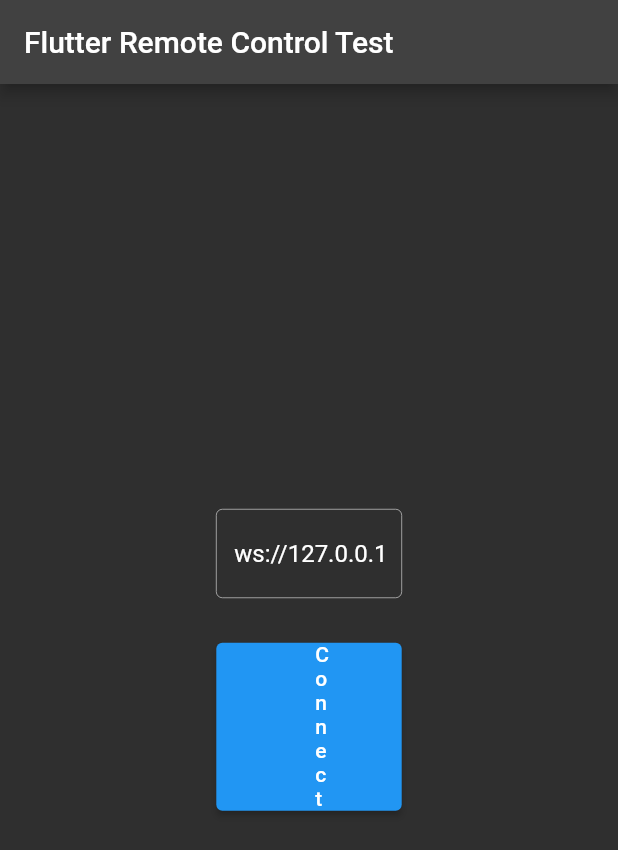
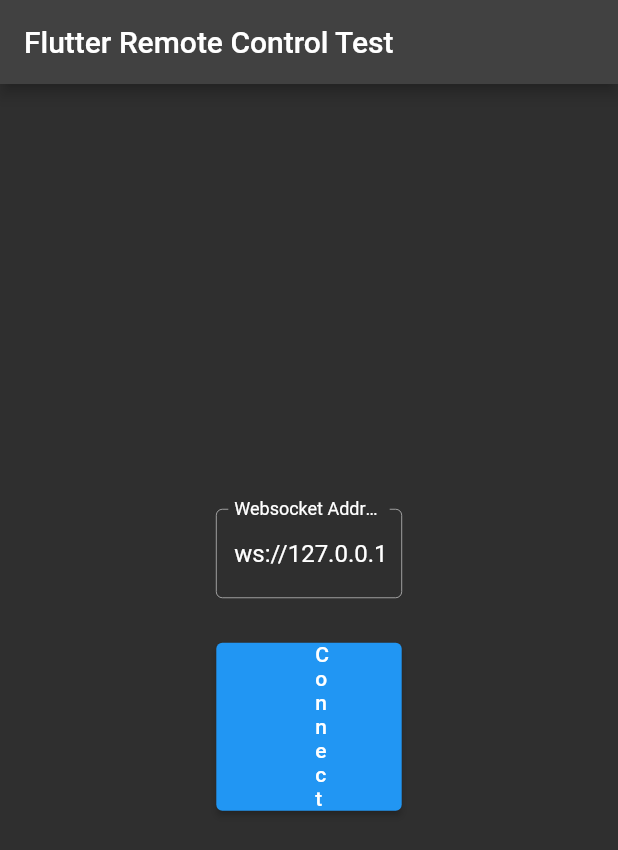
Before and after one commit to codes-untold/flutter-remote-control, a Flutter app: the screen it shows after launch, on a phone screen of 412 x 824 dp. Shown: the top 850 px of the screen. Run offline on Flutter 3.47's test engine with Material 2 defaults, Android fonts, the phone set to English and light mode, and no system bars; our stand-ins replace fluttertoast.

Commit message:
last commit

```diff
--- a/lib/views/screens/connection_screen.dart
+++ b/lib/views/screens/connection_screen.dart
@@ -40,6 +40,8 @@
                     return null;
                   },
                   decoration: const InputDecoration(
+                    labelText: "Websocket Address",
+                    labelStyle: TextStyle(color: Colors.white),
                     enabledBorder: OutlineInputBorder(
                       borderSide: BorderSide(color: Colors.grey, width: 0.0),
                     ),
```
